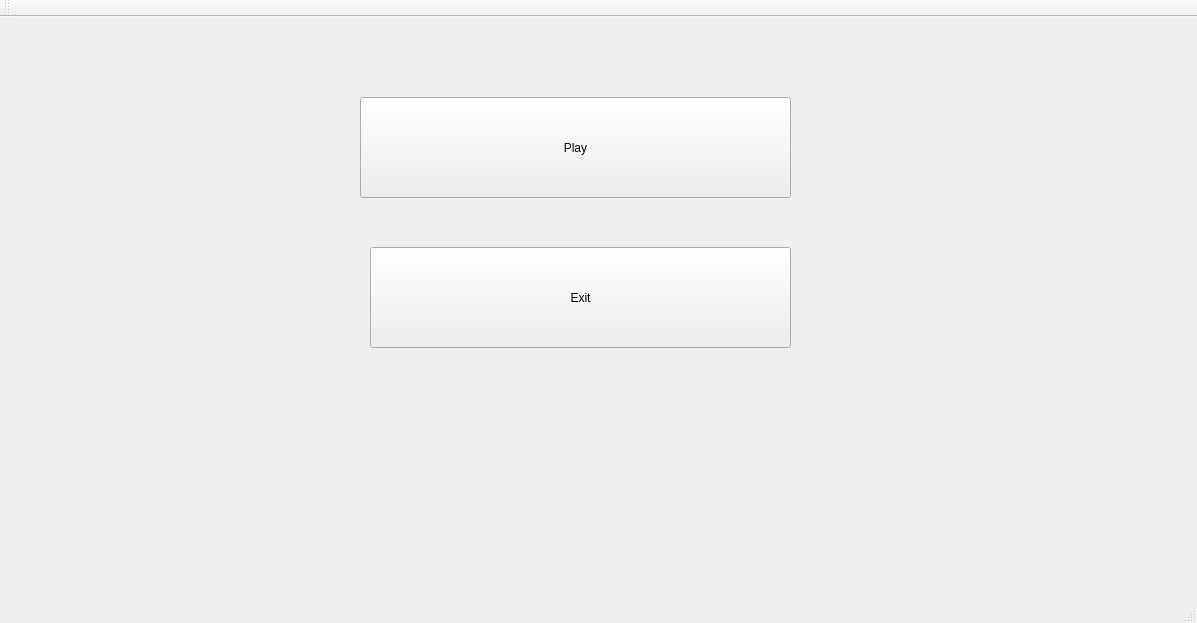
Qt form mainwindow.ui (BullenBiss/OOM_Projekt) before a commit.
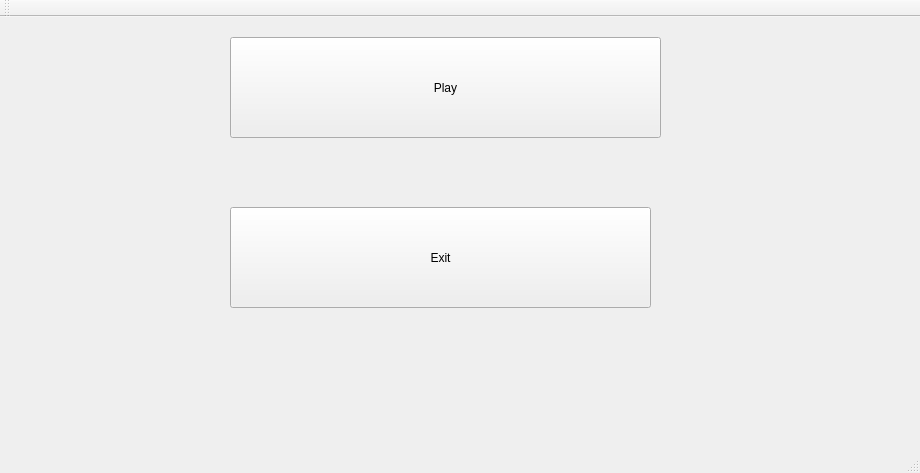
The same form after that commit.

```diff
--- a/mainwindow.ui
+++ b/mainwindow.ui
@@ -6,8 +6,8 @@
    <rect>
     <x>0</x>
     <y>0</y>
-    <width>1197</width>
-    <height>623</height>
+    <width>920</width>
+    <height>473</height>
    </rect>
   </property>
   <property name="windowTitle">
@@ -17,8 +17,8 @@
    <widget class="QPushButton" name="PlayButton">
     <property name="geometry">
      <rect>
-      <x>360</x>
-      <y>80</y>
+      <x>230</x>
+      <y>20</y>
       <width>431</width>
       <height>101</height>
      </rect>
@@ -30,8 +30,8 @@
    <widget class="QPushButton" name="ExitButton">
     <property name="geometry">
      <rect>
-      <x>370</x>
-      <y>230</y>
+      <x>230</x>
+      <y>190</y>
       <width>421</width>
       <height>101</height>
      </rect>
```
Left out of the diff: 2 changed lines with no effect on the pictures.
